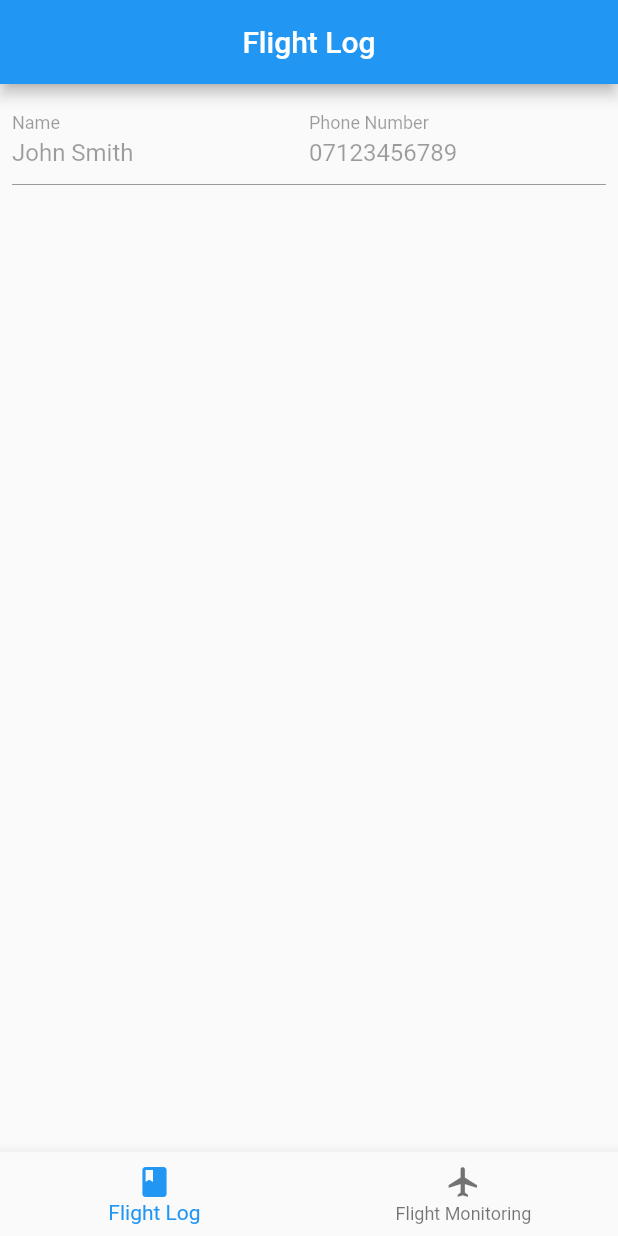
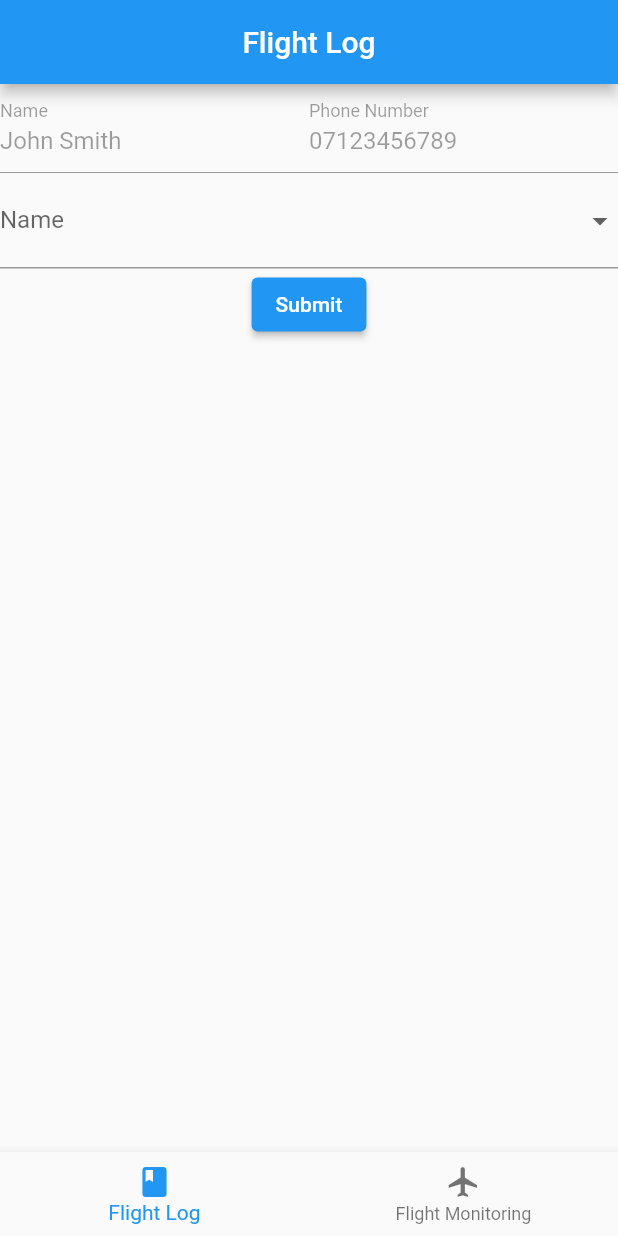
Before and after one commit to Duckmaster/FlightFollower, a Flutter app: the screen it shows after launch, on a phone screen of 412 x 824 dp. Run offline on Flutter 3.47's test engine with Material 2 defaults, Android fonts, the phone set to English and light mode, and no system bars.

Commit message:
Working layout for form, with submit button (debug prints for now)

```diff
--- a/lib/main.dart
+++ b/lib/main.dart
@@ -125,13 +125,29 @@ class FlightLogForm extends StatefulWidget {
 }
 
 class FlightLogFormState extends State<FlightLogForm> {
+  final GlobalKey<FormState> _formKey = GlobalKey<FormState>();
+  static List<String> list = <String>['One', 'Two', 'Three', 'Four'];
+  late String name;
+  String? phoneNo;
+  String orgDropDownValue = list.first;
+
+  void onPressed() {
+    _formKey.currentState!.save();
+    print(name);
+    print(phoneNo);
+    print(orgDropDownValue);
+  }
+
   @override
   Widget build(BuildContext context) {
-    return ListView(
-      padding: const EdgeInsets.all(8.0),
+    return Form(
+      key: _formKey,
+      child: SizedBox(
+        height: MediaQuery.of(context).size.height,
+        child: SingleChildScrollView(
+          child: Column(
             children: [
-        Expanded(
-            child: Row(
+              Row(
                 children: [
                   Expanded(
                     child: TextFormField(
@@ -140,7 +156,9 @@ class FlightLogFormState extends State<FlightLogForm> {
                         ),
                         initialValue: "John Smith",
                         enabled: false,
-              ),
+                        onSaved: (String? value) {
+                          name = value!;
+                        }),
                   ),
                   Expanded(
                     child: TextFormField(
@@ -149,11 +167,39 @@ class FlightLogFormState extends State<FlightLogForm> {
                         ),
                         initialValue: "07123456789",
                         enabled: false,
+                        onSaved: (String? value) {
+                          phoneNo = value!;
+                        }),
+                  ),
+                ],
+              ),
+              Row(
+                children: [
+                  Expanded(
+                    child: DropdownButtonFormField(
+                      decoration: const InputDecoration(
+                        labelText: "Name",
+                      ),
+                      items: list.map<DropdownMenuItem<String>>((String value) {
+                        return DropdownMenuItem<String>(
+                          value: value,
+                          child: Text(value),
+                        );
+                      }).toList(),
+                      onChanged: (String? value) {
+                        setState(() {
+                          orgDropDownValue = value!;
+                        });
+                      },
                     ),
                   ),
                 ],
-        )),
+              ),
+              ElevatedButton(onPressed: onPressed, child: const Text("Submit"))
             ],
+          ),
+        ),
+      ),
     );
     /* TextFormField(
         decoration: const InputDecoration(
```
Lines whose indentation alone changed are shown as unchanged.
